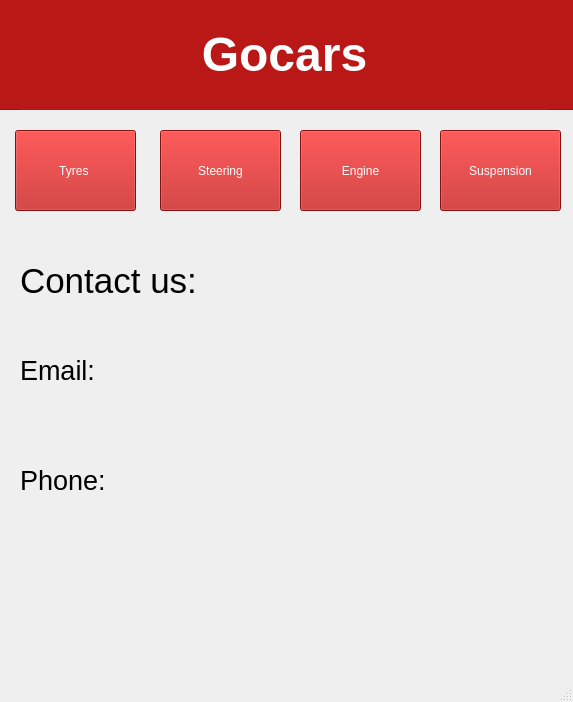
First picture: the form in gui_testing_modified/website_proj2gui.ui, repository CodingBoyBlah/Compooter-Projekt, before the edit.
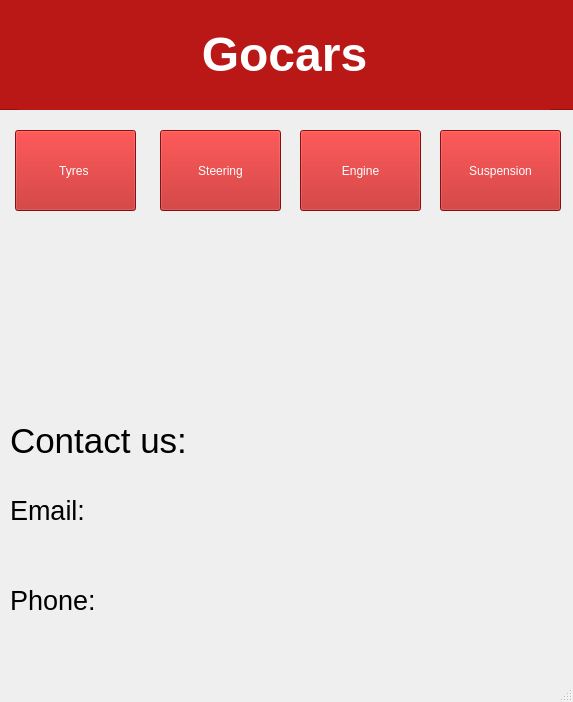
Second picture: the form after the edit.

Commit message: Fixed UI. Main Window Fully Done ggs

Diff of the .ui file:
```diff
--- a/gui_testing_modified/website_proj2gui.ui
+++ b/gui_testing_modified/website_proj2gui.ui
@@ -89,8 +89,8 @@
    <widget class="QLabel" name="emailLabel">
     <property name="geometry">
      <rect>
-      <x>20</x>
-      <y>330</y>
+      <x>10</x>
+      <y>470</y>
       <width>231</width>
       <height>81</height>
      </rect>
@@ -107,8 +107,8 @@
    <widget class="QLabel" name="contactLabel">
     <property name="geometry">
      <rect>
-      <x>20</x>
-      <y>240</y>
+      <x>10</x>
+      <y>400</y>
       <width>341</width>
       <height>81</height>
      </rect>
@@ -125,8 +125,8 @@
    <widget class="QLabel" name="phone_label">
     <property name="geometry">
      <rect>
-      <x>20</x>
-      <y>440</y>
+      <x>10</x>
+      <y>560</y>
       <width>271</width>
       <height>81</height>
      </rect>
```
Left out of the diff: 7 changed lines with no effect on the pictures. The commit also changes 4 other files.
